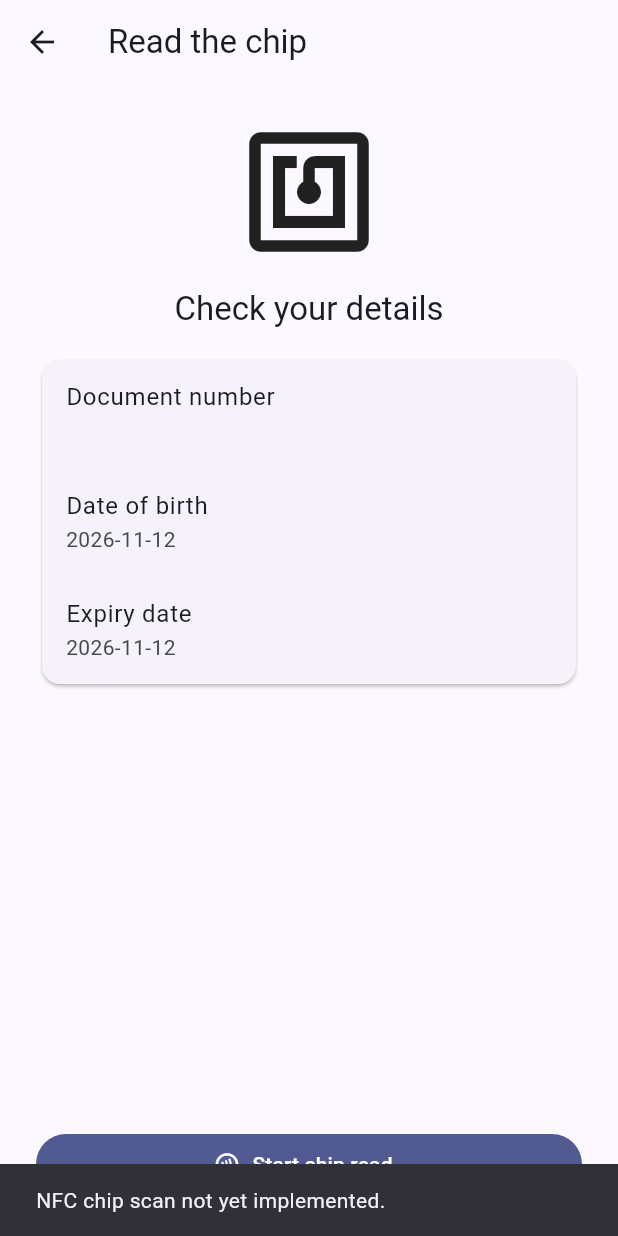
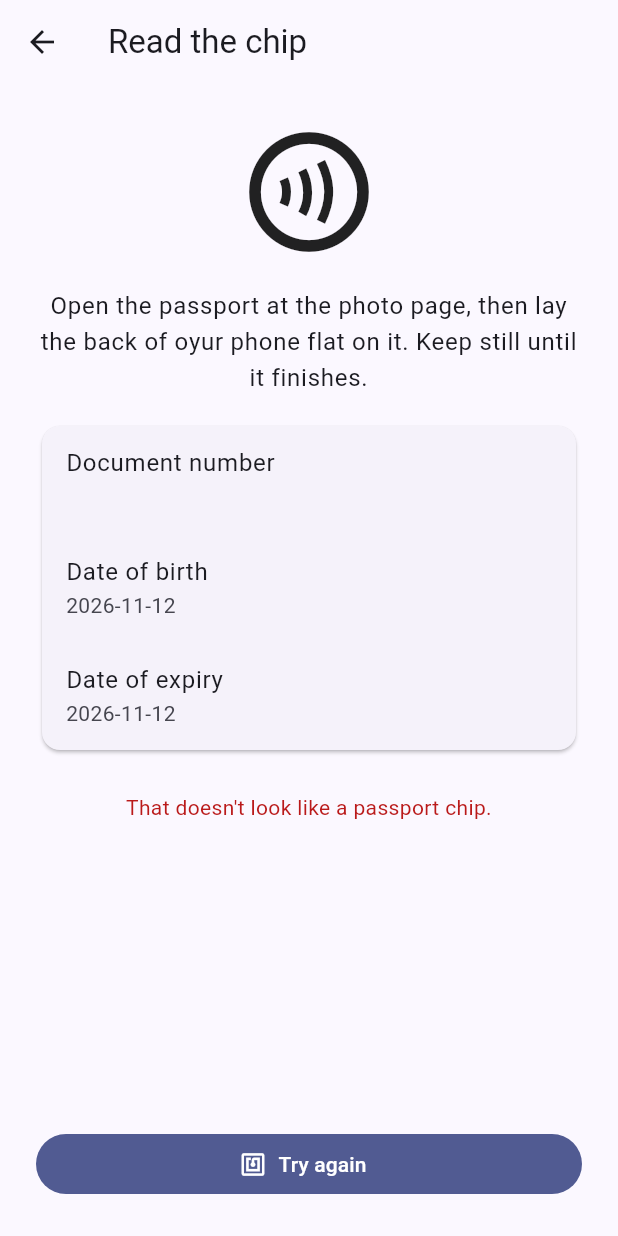
Before and after one commit to jgm1997/passport_reader, a Flutter app: the ReadyToScanScreen screen opened directly with empty values, after a tap on "Start chip read", on a phone screen of 412 x 824 dp. Run offline on Flutter 3.47's test engine with Material 3 defaults, Android fonts, the phone set to English and light mode, and no system bars; our stand-ins replace camera; missing offline and left inert: dmrtd, google_mlkit_commons, google_mlkit_text_recognition.

Commit message:
refactor: add NFC scanning

```diff
--- a/lib/features/nfc/ready_to_scan_screen.dart
+++ b/lib/features/nfc/ready_to_scan_screen.dart
@@ -1,15 +1,79 @@
 import 'package:flutter/material.dart';
 import 'package:passport_reader/core/mrz/mrz_key.dart';
 import 'package:passport_reader/core/mrz/utils/date_format.dart';
+import 'package:passport_reader/core/passport/passport_reader.dart';
+import 'package:passport_reader/features/mrz_entry/manual_entry_screen.dart';
+import 'package:passport_reader/features/result/passport_result_screen.dart';
 
-class ReadyToScanScreen extends StatelessWidget {
+class ReadyToScanScreen extends StatefulWidget {
   final MrzKey mrzKey;
   const ReadyToScanScreen({super.key, required this.mrzKey});
 
   @override
+  State<ReadyToScanScreen> createState() => _ReadyToScanScreenState();
+}
+
+class _ReadyToScanScreenState extends State<ReadyToScanScreen> {
+  final _reader = PassportReader();
+  bool _reading = false;
+  ReadStage _stage = ReadStage.waitingForPassport;
+  double _progress = 0;
+  PassportReadFailure? _failure;
+
+  Future<void> _startRead() async {
+    setState(() {
+      _reading = true;
+      _failure = null;
+      _stage = ReadStage.waitingForPassport;
+      _progress = 0;
+    });
+
+    try {
+      final data = await _reader.read(
+        widget.mrzKey,
+        onProgress: ((stage, progress) {
+          if (!mounted) return;
+          setState(() {
+            _stage = stage;
+            _progress = progress;
+          });
+        }),
+      );
+      if (!mounted) return;
+
+      Navigator.of(context).pushReplacement(
+        MaterialPageRoute(
+          builder: (_) =>
+              PassportResultScreen(mrzKey: widget.mrzKey, data: data),
+        ),
+      );
+    } on PassportReadException catch (e) {
+      if (mounted) setState(() => _failure = e.failure);
+    } finally {
+      if (mounted) setState(() => _reading = false);
+    }
+  }
+
+  void _reenterDetails() {
+    Navigator.of(context).pushReplacement(
+      MaterialPageRoute(builder: (_) => const ManualEntryScreen()),
+    );
+  }
+
+  String _stageLabel(ReadStage stage) => switch (stage) {
+    ReadStage.waitingForPassport =>
+      'Place your phone on the photo page and hold still...',
+    ReadStage.authenticating => 'Unlocking the chip...',
+    ReadStage.readingDetails => 'Reading your details...',
+    ReadStage.readingPhoto => 'Reading the photo (a few seconds)...',
+    ReadStage.readingSecurityData => 'Reading security data...',
+    ReadStage.done => 'Done',
+  };
+
+  @override
   Widget build(BuildContext context) {
     final theme = Theme.of(context);
-    final expired = mrzKey.isExpired();
+    final key = widget.mrzKey;
 
     return Scaffold(
       appBar: AppBar(title: const Text('Read the chip')),
@@ -19,11 +83,15 @@ class ReadyToScanScreen extends StatelessWidget {
           child: Column(
             crossAxisAlignment: CrossAxisAlignment.stretch,
             children: [
-              const Icon(Icons.nfc, size: 96),
+              Expanded(
+                child: ListView(
+                  children: [
+                    const Icon(Icons.contactless_outlined, size: 96),
                     const SizedBox(height: 16),
                     Text(
-                'Check your details',
-                style: theme.textTheme.titleLarge,
+                      'Open the passport at the photo page, then lay the back '
+                      'of oyur phone flat on it. Keep still until it finishes.',
+                      style: theme.textTheme.bodyLarge,
                       textAlign: TextAlign.center,
                     ),
                     const SizedBox(height: 16),
@@ -32,34 +100,44 @@ class ReadyToScanScreen extends StatelessWidget {
                         children: [
                           ListTile(
                             title: const Text('Document number'),
-                      subtitle: Text(mrzKey.maskedDocumentNumber),
+                            subtitle: Text(key.maskedDocumentNumber),
                           ),
                           ListTile(
                             title: const Text('Date of birth'),
-                      subtitle: Text(formatDate(mrzKey.dateOfBirth)),
+                            subtitle: Text(formatDate(key.dateOfBirth)),
                           ),
                           ListTile(
-                      title: const Text('Expiry date'),
-                      subtitle: Text(formatDate(mrzKey.dateOfExpiry)),
+                            title: const Text('Date of expiry'),
+                            subtitle: Text(formatDate(key.dateOfExpiry)),
                           ),
                         ],
                       ),
                     ),
-              if (expired) ...[
+                    const SizedBox(height: 24),
+                    if (_reading) ...[
+                      LinearProgressIndicator(value: _progress),
                       const SizedBox(height: 12),
+                      Text(_stageLabel(_stage), textAlign: TextAlign.center),
+                    ],
+                    if (_failure != null) ...[
                       Text(
-                  'This passport has expired. The chip can still be read, '
-                  "but it won't be accepted for travel.",
+                        _failure!.message,
+                        textAlign: TextAlign.center,
                         style: TextStyle(color: theme.colorScheme.error),
                       ),
+                      if (_failure == PassportReadFailure.wrongKey)
+                        TextButton(
+                          onPressed: _reenterDetails,
+                          child: const Text('Re-enter details'),
+                        ),
                     ],
-              const Spacer(),
+                  ],
+                ),
+              ),
               FilledButton.icon(
-                onPressed: () => ScaffoldMessenger.of(context).showSnackBar(
-                  SnackBar(content: Text('NFC chip scan not yet implemented.')),
-                ),
-                icon: const Icon(Icons.contactless_outlined),
-                label: const Text('Start chip read'),
+                onPressed: _reading ? null : _startRead,
+                icon: const Icon(Icons.nfc),
+                label: Text(_failure == null ? 'Start chip read' : 'Try again'),
               ),
             ],
           ),
```
Lines whose indentation alone changed are shown as unchanged.
